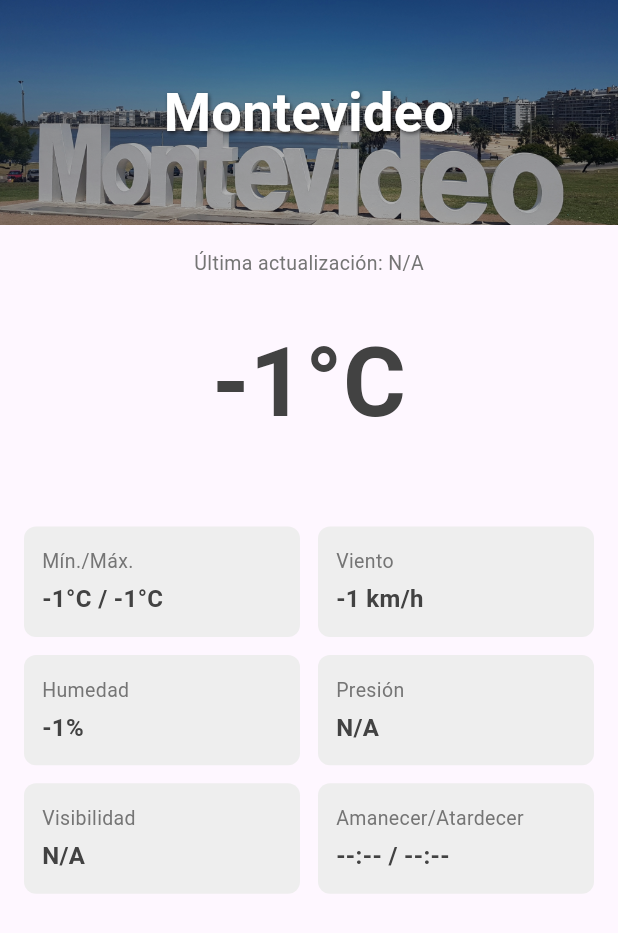
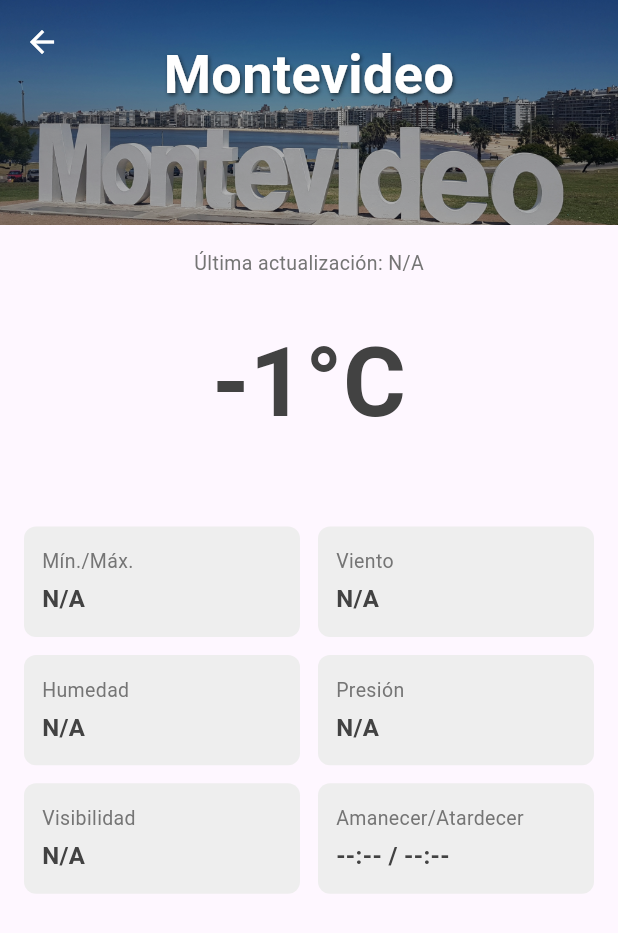
Before and after one commit to laroca1994/weather_app, a Flutter app: the screen it shows after launch, after a tap on "Montevideo", on a phone screen of 412 x 824 dp. Shown: the top 933 px of the screen. Run offline on Flutter 3.47's test engine with Material 3 defaults, Android fonts, the phone set to English and light mode, and no system bars; our stand-ins replace dio, drift, flutter_dotenv, flutter_riverpod, fpdart, freezed_annotation and 5 more; accounts and stored records are empty; generated files the repository leaves out were written again; network calls fail.

Commit message:
refactor(weather_detail): improve UI layout and add null checks

```diff
--- a/lib/feature/weather_details/presentation/screens/weather_detail_screen.dart
+++ b/lib/feature/weather_details/presentation/screens/weather_detail_screen.dart
@@ -13,14 +13,11 @@ class WeatherDetailScreen extends StatelessWidget {
     if (timestamp == null || timezoneOffsetSeconds == null) {
       return '--:--';
     }
-
     final localTimestamp = timestamp + timezoneOffsetSeconds;
-
     final dateTime = DateTime.fromMillisecondsSinceEpoch(
       localTimestamp * 1000,
       isUtc: true,
     );
-
     return DateFormat('HH:mm').format(dateTime);
   }
 
@@ -48,64 +45,46 @@ class WeatherDetailScreen extends StatelessWidget {
     return DateFormat('dd/MM/yyyy HH:mm').format(lastFetched);
   }
 
-  @override
-  Widget build(BuildContext context) {
-    final Color primaryTextColor = Colors.grey[800]!;
-    final Color secondaryTextColor = Colors.grey[600]!;
-    const Color headerBackgroundColor = Color(
-      0xFFB0E0E6,
-    ); // Un azul cielo más claro
-    final Color cardBackgroundColor = Colors.grey[200]!;
-
-    return Scaffold(
-      body: SafeArea(
-        child: SingleChildScrollView(
-          child: Column(
-            children: [
-              _buildHeader(context, headerBackgroundColor, primaryTextColor),
-              Padding(
-                padding: const EdgeInsets.all(16.0),
-                child: Column(
-                  children: [
-                    _buildCurrentWeatherInfo(
-                      primaryTextColor,
-                      secondaryTextColor,
-                    ),
-                    const SizedBox(height: 24),
-                    _buildWeatherDetailsGrid(
-                      primaryTextColor,
-                      secondaryTextColor,
-                      cardBackgroundColor,
-                    ),
-                    const SizedBox(height: 24),
-                  ],
-                ),
-              ),
-            ],
-          ),
-        ),
-      ),
-    );
+  String _formatPressure(int? pressure) {
+    if (pressure == null) {
+      return 'N/A';
+    }
+    if (pressure >= 1000) {
+      final kpa = (pressure / 10).toStringAsFixed(1);
+      return '$kpa kPa';
+    }
+    return '$pressure hPa';
   }
 
-  Widget _buildHeader(
-    BuildContext context,
-    Color headerBaseColor,
-    Color textColor,
-  ) {
+  String _formatVisibility(int? visibility) {
+    if (visibility == null) {
+      return 'N/A';
+    }
+    if (visibility >= 1000) {
+      final km = (visibility / 1000).toStringAsFixed(1);
+      return '$km km';
+    }
+    return '$visibility m';
+  }
+
+  int? _getTimezone() {
+    if (weather.fullJson != null) {
+      final json = jsonDecode(weather.fullJson!) as Map<String, dynamic>;
+      return json['timezone'];
+    }
+    return null;
+  }
+
+  Widget _buildFlexibleSpaceBarBackground() {
     return Stack(
+      fit: StackFit.expand,
       alignment: Alignment.center,
       children: [
-        // Imagen de fondo
         Image.asset(
-          weather.imageUrl!, // Usamos la ruta del asset
-          height: 150, // Ajusta la altura según necesites
-          width: double.infinity,
-          fit: BoxFit.cover, // Para que la imagen cubra el espacio
+          weather.imageUrl!,
+          fit: BoxFit.cover,
           errorBuilder: (context, error, stackTrace) {
-            // Si la imagen del asset no se puede cargar
             return Container(
-              height: 150,
               color: Colors.lightBlue[300],
               alignment: Alignment.center,
               child: const Text(
@@ -115,24 +94,21 @@ class WeatherDetailScreen extends StatelessWidget {
             );
           },
         ),
-        // Contenedor para oscurecer un poco la imagen y mejorar legibilidad (opcional)
-        Container(
-          height: 150,
-          width: double.infinity,
-          color: Colors.black.withValues(alpha: 0.3), // Ajusta la opacidad
+        Container(color: Colors.black.withValues(alpha: 0.3)),
+        SafeArea(
+          child: Padding(
+            padding: const EdgeInsets.symmetric(
+              vertical: 24.0,
+              horizontal: 16.0,
             ),
-        // Texto del nombre de la ciudad
-        Padding(
-          padding: const EdgeInsets.symmetric(vertical: 24.0, horizontal: 16.0),
             child: Text(
-            weather.cityName, // Este es el cityName grande
+              weather.cityName,
               textAlign: TextAlign.center,
               style: const TextStyle(
                 fontSize: 36,
                 fontWeight: FontWeight.bold,
-              color: Colors.white, // Texto blanco para contrastar con la imagen
+                color: Colors.white,
                 shadows: <Shadow>[
-                // Sombra para mejorar legibilidad sobre imágenes variadas
                   Shadow(
                     offset: Offset(1.0, 1.0),
                     blurRadius: 3.0,
@@ -142,7 +118,46 @@ class WeatherDetailScreen extends StatelessWidget {
               ),
             ),
           ),
+        ),
       ],
+    );
+  }
+
+  @override
+  Widget build(BuildContext context) {
+    final Color primaryTextColor = Colors.grey[800]!;
+    final Color secondaryTextColor = Colors.grey[600]!;
+    final Color cardBackgroundColor = Colors.grey[200]!;
+
+    return Scaffold(
+      body: CustomScrollView(
+        slivers: <Widget>[
+          SliverAppBar(
+            expandedHeight:
+                150.0, // Height of the expanded app bar (image area)
+            pinned: true, // The app bar will remain visible at the top
+            flexibleSpace: FlexibleSpaceBar(
+              centerTitle: true, // Centers the title in the collapsed app bar
+              background: _buildFlexibleSpaceBarBackground(),
+            ),
+          ),
+          SliverPadding(
+            padding: const EdgeInsets.all(16.0),
+            sliver: SliverList(
+              delegate: SliverChildListDelegate([
+                _buildCurrentWeatherInfo(primaryTextColor, secondaryTextColor),
+                const SizedBox(height: 24),
+                _buildWeatherDetailsGrid(
+                  primaryTextColor,
+                  secondaryTextColor,
+                  cardBackgroundColor,
+                ),
+                const SizedBox(height: 24),
+              ]),
+            ),
+          ),
+        ],
+      ),
     );
   }
 
@@ -176,42 +191,11 @@ class WeatherDetailScreen extends StatelessWidget {
           ),
         ),
         Text(
-          weather.weatherDescription, // Este campo sí lo tienes
+          weather.weatherDescription,
           style: TextStyle(fontSize: 18, color: secondaryTextColor),
         ),
       ],
     );
-  }
-
-  String _formatPressure(int? pressure) {
-    if (pressure == null) {
-      return 'N/A';
-    }
-    // Convertir hPa a kPa si es posible
-    if (pressure >= 1000) {
-      final kpa = (pressure / 10).toStringAsFixed(1);
-      return '$kpa kPa';
-    }
-    return '$pressure hPa';
-  }
-
-  String _formatVisibility(int? visibility) {
-    if (visibility == null) {
-      return 'N/A';
-    }
-    if (visibility >= 1000) {
-      final km = (visibility / 1000).toStringAsFixed(1);
-      return '$km km';
-    }
-    return '$visibility m';
-  }
-
-  int? _getTimezone() {
-    if (weather.fullJson != null) {
-      final json = jsonDecode(weather.fullJson!) as Map<String, dynamic>;
-      return json['timezone'];
-    }
-    return null;
   }
 
   Widget _buildWeatherDetailsGrid(
@@ -233,26 +217,32 @@ class WeatherDetailScreen extends StatelessWidget {
       physics: const NeverScrollableScrollPhysics(),
       mainAxisSpacing: 12,
       crossAxisSpacing: 12,
-      childAspectRatio: 2.5,
+      childAspectRatio: 2.5, // Adjust as needed for your content
       children: [
         _buildDetailItem(
           title: 'Mín./Máx.',
-          value: '${weather.tempMin.round()}°C / ${weather.tempMax.round()}°C',
+          value:
+              weather.tempMin != -1 && weather.tempMax != -1
+                  ? '${weather.tempMin.round()}°C / ${weather.tempMax.round()}°C'
+                  : 'N/A',
           primaryColor: primaryTextColor,
           secondaryColor: secondaryTextColor,
           backgroundColor: cardBackgroundColor,
         ),
         _buildDetailItem(
           title: 'Viento',
-          // Solo mostramos velocidad, ya que la dirección no está en WeatherEntity
-          value: '${weather.windSpeed.round()} km/h',
+          value:
+              weather.windSpeed != -1
+                  ? '${weather.windSpeed.round()} km/h'
+                  : 'N/A',
           primaryColor: primaryTextColor,
           secondaryColor: secondaryTextColor,
           backgroundColor: cardBackgroundColor,
         ),
+
         _buildDetailItem(
           title: 'Humedad',
-          value: '${weather.humidity}%',
+          value: weather.humidity != -1 ? '${weather.humidity}%' : 'N/A',
           primaryColor: primaryTextColor,
           secondaryColor: secondaryTextColor,
           backgroundColor: cardBackgroundColor,
@@ -309,6 +299,8 @@ class WeatherDetailScreen extends StatelessWidget {
               fontWeight: FontWeight.bold,
               color: primaryColor,
             ),
+            maxLines: 1, // Ensure text fits well
+            overflow: TextOverflow.ellipsis, // Handle overflow
           ),
         ],
       ),
```
Lines whose indentation alone changed are shown as unchanged.
